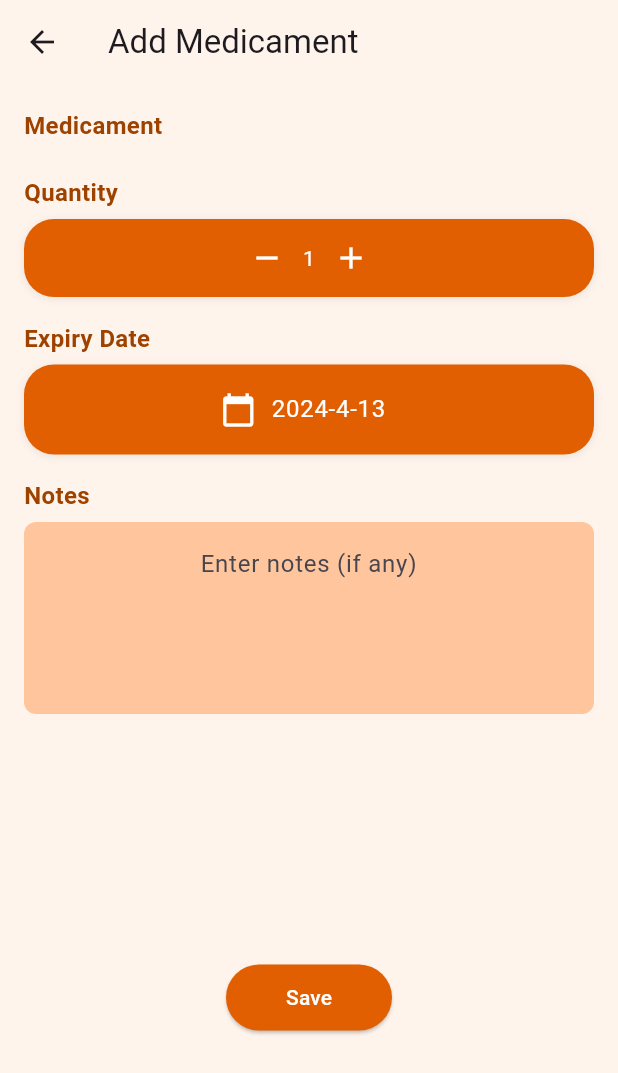
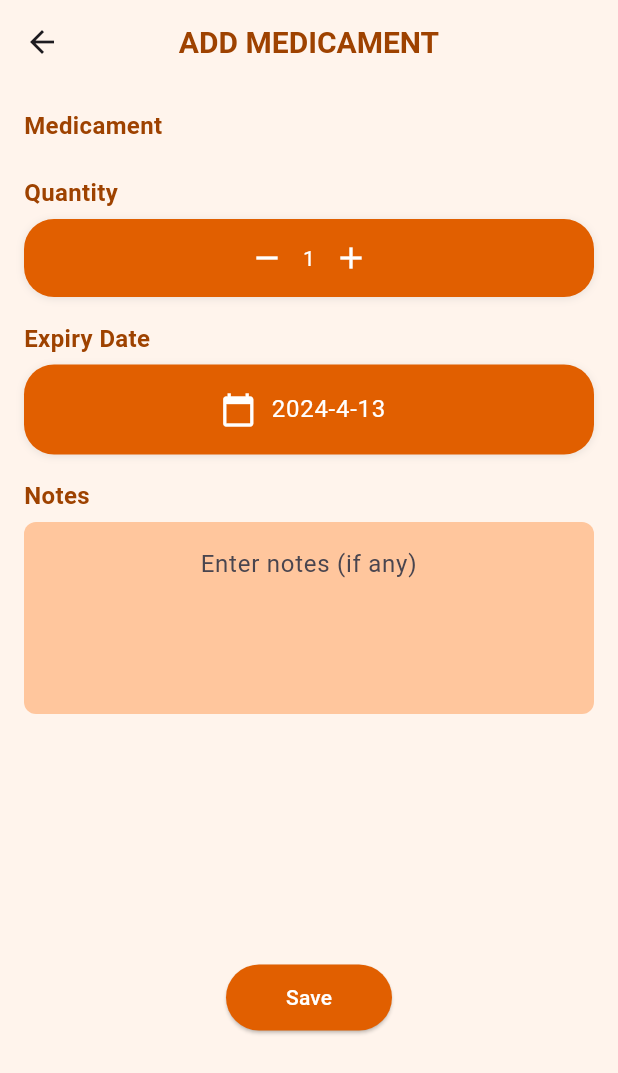
Before and after one commit to YZ1GO/L.EIC017_ES_PRJ, a Flutter app: the AddMedicamentPage screen opened directly, on a phone screen of 412 x 824 dp. Shown: the top 1073 px of the screen. Run offline on Flutter 3.47's test engine with Material 3 defaults, Android fonts, the phone set to English and light mode, and no system bars; our stand-ins replace firebase_core, firebase_database, flutter_local_notifications, permission_handler, shared_preferences; accounts and stored records are empty.

Commit message:
fixed app bar title style

```diff
--- a/app/lib/screens/add_medicicament_screen.dart
+++ b/app/lib/screens/add_medicicament_screen.dart
@@ -35,7 +35,15 @@ class _AddMedicamentPageState extends State<AddMedicamentPage> {
       appBar: AppBar(
         backgroundColor: Colors.transparent,
         elevation: 0,
-        title: Text('Add Medicament'),
+        title: Text(
+          'ADD MEDICAMENT',
+          style: TextStyle(
+            color: Color.fromRGBO(158, 66, 0, 1),
+            fontSize: 20,
+            fontWeight: FontWeight.bold,
+          ),
+        ),
+        centerTitle: true,
       ),
       body: SingleChildScrollView(
         child: Padding(
--- a/app/lib/screens/database.dart
+++ b/app/lib/screens/database.dart
@@ -25,6 +25,7 @@ class _DatabaseContentScreenState extends State<DatabaseContentScreen> {
             fontWeight: FontWeight.bold,
           ),
         ),
+        centerTitle: true,
         actions: [
           IconButton(
             icon: Icon(Icons.search),
```
